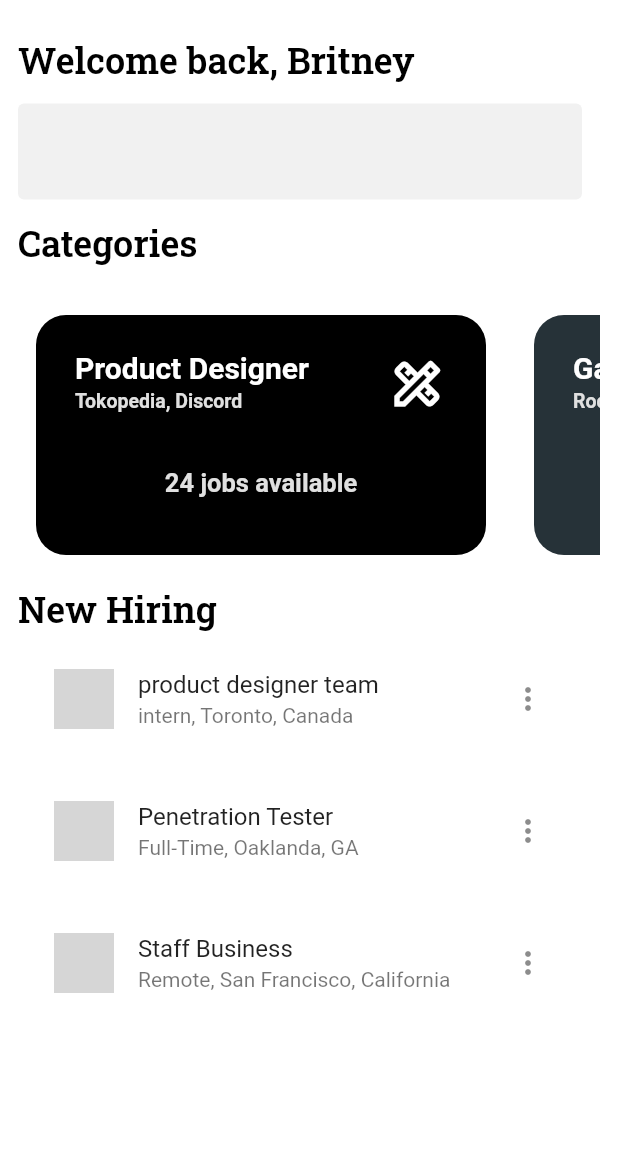
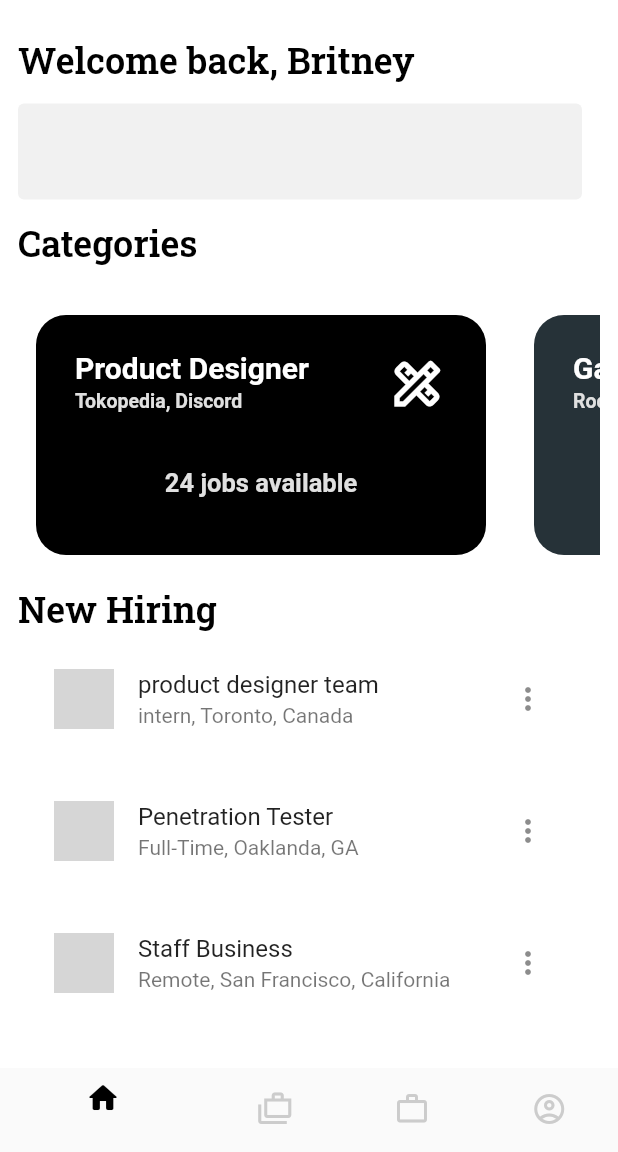
Before and after one commit to Darthwimp/Hire.io, a Flutter app: the screen it shows after launch, on a phone screen of 412 x 824 dp, the part 84-1236 px from its top. Run offline on Flutter 3.47's test engine with Material 2 defaults, Android fonts, the phone set to English and light mode, and no system bars; our stand-ins replace google_fonts; Roboto replaces fonts that are missing (Mukta); grey boxes are pictures that could not be loaded.

Commit message:
bottom navBar

```diff
--- a/lib/Screens/homePage.dart
+++ b/lib/Screens/homePage.dart
@@ -1,4 +1,3 @@
-import 'package:cherry_app/Screens/jobsAvailable.dart';
 import 'package:cherry_app/Widgets/homePageCard.dart';
 import 'package:cherry_app/Widgets/rawWidgets.dart';
 import 'package:cherry_app/constants/info.dart';
@@ -8,8 +7,6 @@ import 'package:cherry_app/constants/styles.dart';
 import 'package:flutter/rendering.dart';
 
 class homePage extends StatelessWidget {
-
-
 
   @override
   Widget build(BuildContext context) {
--- a/lib/main.dart
+++ b/lib/main.dart
@@ -1,7 +1,9 @@
+import 'package:cherry_app/Screens/NavScreens/hiringScreen.dart';
+import 'package:cherry_app/Screens/NavScreens/myAccount.dart';
+import 'package:cherry_app/Screens/NavScreens/myWork.dart';
 import 'package:cherry_app/Screens/homePage.dart';
 import 'package:flutter/material.dart';
 
-import 'Screens/jobsAvailable.dart';
 
 void main() => runApp(const MyApp());
 
@@ -10,28 +12,48 @@ class MyApp extends StatelessWidget {
 
   @override
   Widget build(BuildContext context) {
-    return const MaterialApp(
-        debugShowCheckedModeBanner: false, home: homePage());
+    return MaterialApp(
+        debugShowCheckedModeBanner: false, home: mainPage());
   }
 }
 
-class mainPage extends StatelessWidget {
-  const mainPage({super.key});
+class mainPage extends StatefulWidget {
 
+  @override
+  State<mainPage> createState() => _mainPageState();
+}
+
+class _mainPageState extends State<mainPage> {
   List Pages = [
     homePage(),
-    jobsAvail(),
+    myWork(),
+    hiringScreen(),
+    myAccount(),
   ];
+
+  int currentIndex=0;
+
+  void onTap(int index){
+    setState(() {
+      currentIndex = index;
+    });
+  }
 
   @override
   Widget build(BuildContext context) {
     return Scaffold(
+      body: Pages[currentIndex],
       bottomNavigationBar: BottomNavigationBar(
-        items: [
-          BottomNavigationBarItem(icon: Icon(Icons.home_rounded)),
-          BottomNavigationBarItem(icon: Icon(Icons.cases_outlined)),
-          BottomNavigationBarItem(icon: Icon(Icons.work_outline)),
-          BottomNavigationBarItem(icon: Icon(Icons.account_circle_outlined)),
+        onTap: onTap,
+        selectedItemColor: Colors.black,
+        unselectedItemColor: Colors.grey.withOpacity(0.5),
+        currentIndex: currentIndex,
+        elevation: 0,
+        items: const [
+          BottomNavigationBarItem(label: "", icon: Icon(Icons.home_rounded)),
+          BottomNavigationBarItem(label: "", icon: Icon(Icons.cases_outlined)),
+          BottomNavigationBarItem(label: "", icon: Icon(Icons.work_outline)),
+          BottomNavigationBarItem(label: "", icon: Icon(Icons.account_circle_outlined)),
         ],
       ),
     );
```
Also changed, not shown: lib/Screens/NavScreens/hiringScreen.dart (added, +12 -0 lines), lib/Screens/NavScreens/myAccount.dart (added, +12 -0 lines), lib/Screens/NavScreens/myWork.dart (added, +12 -0 lines), lib/Screens/jobOverview.dart (renamed from lib/Screens/jobsAvailable.dart).
